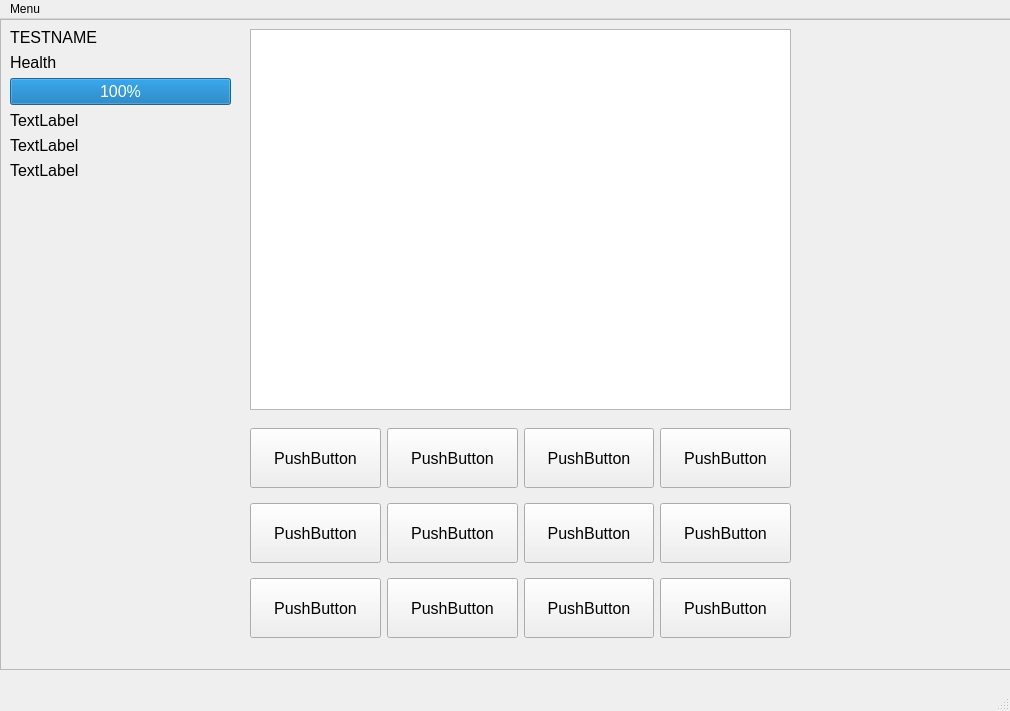
RobertHalbert/2023GameProject, file Game.ui: the form before one commit.
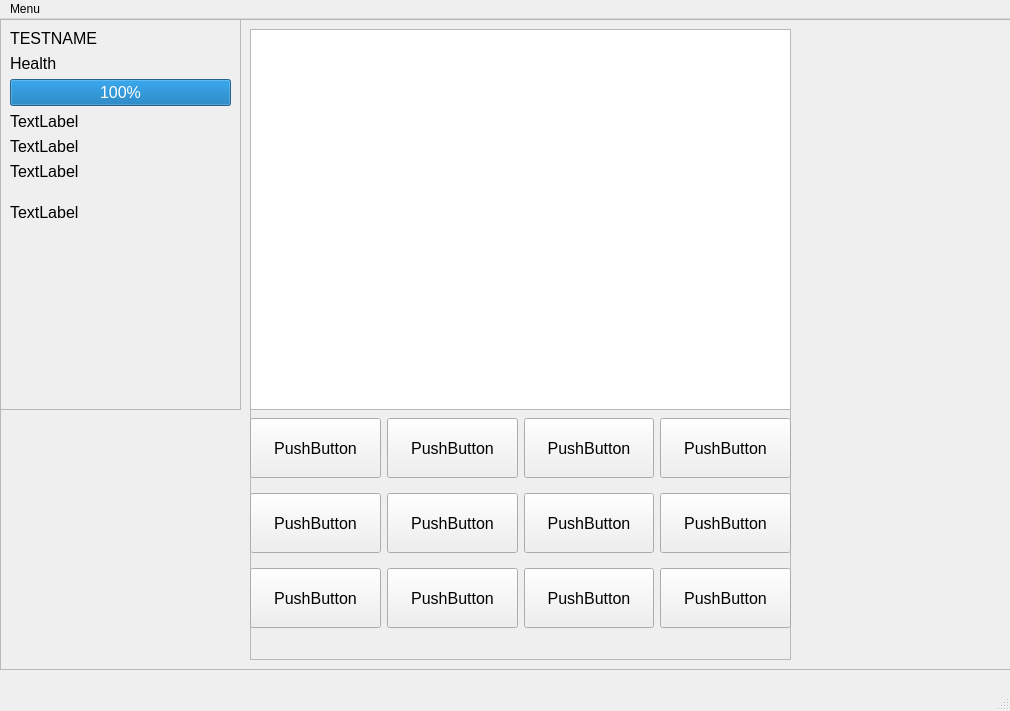
The form after the commit.

What changed in the file:
```diff
--- a/Game.ui
+++ b/Game.ui
@@ -47,11 +47,119 @@
       <bool>true</bool>
      </property>
     </widget>
-    <widget class="QWidget" name="gridLayoutWidget">
+    <widget class="QFrame" name="frameInfo">
+     <property name="geometry">
+      <rect>
+       <x>0</x>
+       <y>0</y>
+       <width>241</width>
+       <height>391</height>
+      </rect>
+     </property>
+     <property name="frameShape">
+      <enum>QFrame::StyledPanel</enum>
+     </property>
+     <property name="frameShadow">
+      <enum>QFrame::Raised</enum>
+     </property>
+     <widget class="QWidget" name="formLayoutWidget">
+      <property name="geometry">
+       <rect>
+        <x>10</x>
+        <y>10</y>
+        <width>221</width>
+        <height>221</height>
+       </rect>
+      </property>
+      <layout class="QFormLayout" name="formLayoutInfo">
+       <item row="0" column="0" colspan="2">
+        <widget class="QLabel" name="labelName">
+         <property name="text">
+          <string>TESTNAME</string>
+         </property>
+        </widget>
+       </item>
+       <item row="1" column="0" colspan="2">
+        <widget class="QLabel" name="labelPlayerHealth">
+         <property name="text">
+          <string>Health</string>
+         </property>
+        </widget>
+       </item>
+       <item row="2" column="0" colspan="2">
+        <widget class="QProgressBar" name="barHealth">
+         <property name="value">
+          <number>100</number>
+         </property>
+        </widget>
+       </item>
+       <item row="3" column="0" colspan="2">
+        <widget class="QLabel" name="labelLocation">
+         <property name="text">
+          <string>TextLabel</string>
+         </property>
+        </widget>
+       </item>
+       <item row="4" column="0" colspan="2">
+        <widget class="QLabel" name="labelTime">
+         <property name="text">
+          <string>TextLabel</string>
+         </property>
+        </widget>
+       </item>
+       <item row="5" column="0" colspan="2">
+        <widget class="QLabel" name="labelDate">
+         <property name="text">
+          <string>TextLabel</string>
+         </property>
+        </widget>
+       </item>
+       <item row="7" column="0">
+        <widget class="QLabel" name="labelGold">
+         <property name="text">
+          <string>TextLabel</string>
+         </property>
+        </widget>
+       </item>
+       <item row="6" column="0" colspan="2">
+        <spacer name="verticalSpacer">
+         <property name="orientation">
+          <enum>Qt::Vertical</enum>
+         </property>
+         <property name="sizeType">
+          <enum>QSizePolicy::Preferred</enum>
+         </property>
+         <property name="sizeHint" stdset="0">
+          <size>
+           <width>5</width>
+           <height>10</height>
+          </size>
+         </property>
+        </spacer>
+       </item>
+      </layout>
+     </widget>
+    </widget>
+    <widget class="QFrame" name="frameButtons">
      <property name="geometry">
       <rect>
        <x>250</x>
-       <y>400</y>
+       <y>390</y>
+       <width>541</width>
+       <height>251</height>
+      </rect>
+     </property>
+     <property name="frameShape">
+      <enum>QFrame::StyledPanel</enum>
+     </property>
+     <property name="frameShadow">
+      <enum>QFrame::Raised</enum>
+     </property>
+     <widget class="QWidget" name="gridLayoutWidget">
+      <property name="geometry">
+       <rect>
+        <x>0</x>
+        <y>0</y>
        <width>541</width>
        <height>231</height>
       </rect>
@@ -215,59 +323,6 @@
       </item>
      </layout>
     </widget>
-    <widget class="QWidget" name="formLayoutWidget">
-     <property name="geometry">
-      <rect>
-       <x>10</x>
-       <y>9</y>
-       <width>221</width>
-       <height>184</height>
-      </rect>
-     </property>
-     <layout class="QFormLayout" name="formLayout">
-      <item row="0" column="0" colspan="2">
-       <widget class="QLabel" name="labelName">
-        <property name="text">
-         <string>TESTNAME</string>
-        </property>
-       </widget>
-      </item>
-      <item row="1" column="0" colspan="2">
-       <widget class="QLabel" name="labelPlayerHealth">
-        <property name="text">
-         <string>Health</string>
-        </property>
-       </widget>
-      </item>
-      <item row="2" column="0" colspan="2">
-       <widget class="QProgressBar" name="barHealth">
-        <property name="value">
-         <number>100</number>
-        </property>
-       </widget>
-      </item>
-      <item row="3" column="0" colspan="2">
-       <widget class="QLabel" name="labelLocation">
-        <property name="text">
-         <string>TextLabel</string>
-        </property>
-       </widget>
-      </item>
-      <item row="4" column="0" colspan="2">
-       <widget class="QLabel" name="labelTime">
-        <property name="text">
-         <string>TextLabel</string>
-        </property>
-       </widget>
-      </item>
-      <item row="5" column="0">
-       <widget class="QLabel" name="labelDate">
-        <property name="text">
-         <string>TextLabel</string>
-        </property>
-       </widget>
-      </item>
-     </layout>
     </widget>
    </widget>
   </widget>
```
Left out of the diff: 8 changed lines with no effect on the pictures. Lines whose indentation alone changed are shown as unchanged.
